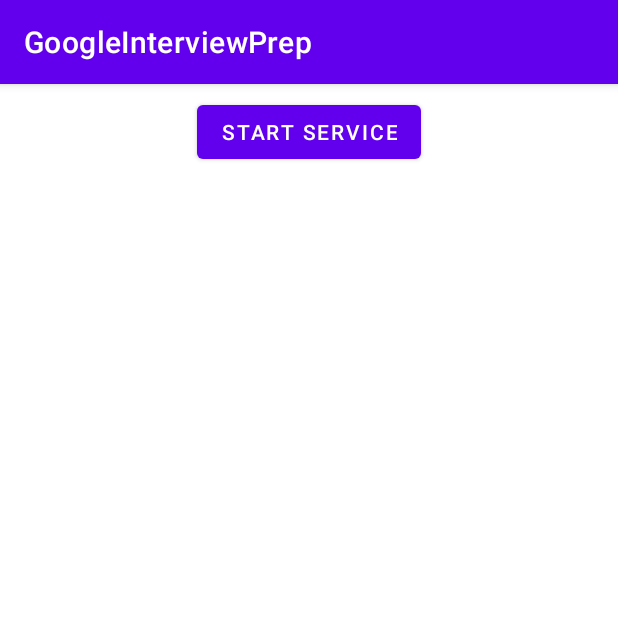
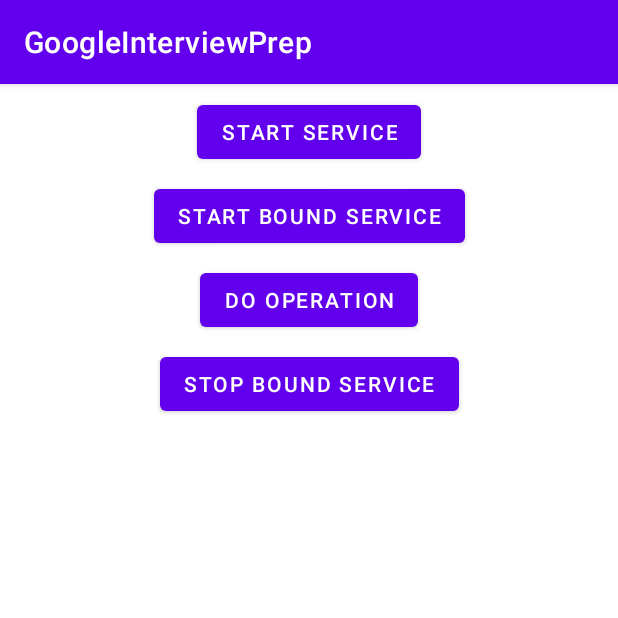
Before and after one commit to s0lver/GoogleInterviewPrep, an Android app: the ServiceActivity screen opened directly, with no data from a screen before it, on a phone screen of 412 x 824 dp, the top half of it. Run offline under Robolectric (Android 15) with nearby library versions, the phone set to English and light mode, and no system bars.

Commit message:
Add bound service

```diff
--- a/app/src/main/AndroidManifest.xml
+++ b/app/src/main/AndroidManifest.xml
@@ -17,9 +17,13 @@
         android:usesCleartextTraffic="true"
         tools:targetApi="31">
         <service
+            android:name=".SampleBoundService"
+            android:enabled="true"
+            android:exported="true"></service>
+        <service
             android:name=".SampleStartedService"
             android:enabled="true"
-            android:exported="true"></service>
+            android:exported="true" />
 
         <activity
             android:name=".ServiceActivity"
--- a/app/src/main/res/layout/activity_service.xml
+++ b/app/src/main/res/layout/activity_service.xml
@@ -16,4 +16,37 @@
         app:layout_constraintEnd_toEndOf="parent"
         app:layout_constraintStart_toStartOf="parent"
         app:layout_constraintTop_toTopOf="parent" />
+
+    <Button
+        android:id="@+id/btnStartBoundService"
+        android:layout_width="wrap_content"
+        android:layout_height="wrap_content"
+        android:layout_marginTop="8dp"
+        android:onClick="clickOnStartBoundServiceButton"
+        android:text="Start Bound Service"
+        app:layout_constraintEnd_toEndOf="parent"
+        app:layout_constraintStart_toStartOf="parent"
+        app:layout_constraintTop_toBottomOf="@+id/btnStartService" />
+
+    <Button
+        android:id="@+id/btnDoOperation"
+        android:layout_width="wrap_content"
+        android:layout_height="wrap_content"
+        android:layout_marginTop="8dp"
+        android:onClick="clickOnDoOperation"
+        android:text="Do operation"
+        app:layout_constraintEnd_toEndOf="parent"
+        app:layout_constraintStart_toStartOf="parent"
+        app:layout_constraintTop_toBottomOf="@+id/btnStartBoundService" />
+
+    <Button
+        android:id="@+id/btnStopBoundService"
+        android:layout_width="wrap_content"
+        android:layout_height="wrap_content"
+        android:layout_marginTop="8dp"
+        android:onClick="clickOnStopBoundServiceButton"
+        android:text="Stop Bound Service"
+        app:layout_constraintEnd_toEndOf="parent"
+        app:layout_constraintStart_toStartOf="parent"
+        app:layout_constraintTop_toBottomOf="@+id/btnDoOperation" />
 </androidx.constraintlayout.widget.ConstraintLayout>
```
Also changed, not shown: app/src/main/java/com/solver/googleinterviewprep/SampleBoundService.java (added, +35 -0 lines), app/src/main/java/com/solver/googleinterviewprep/ServiceActivity.java (+66 -4 lines).
